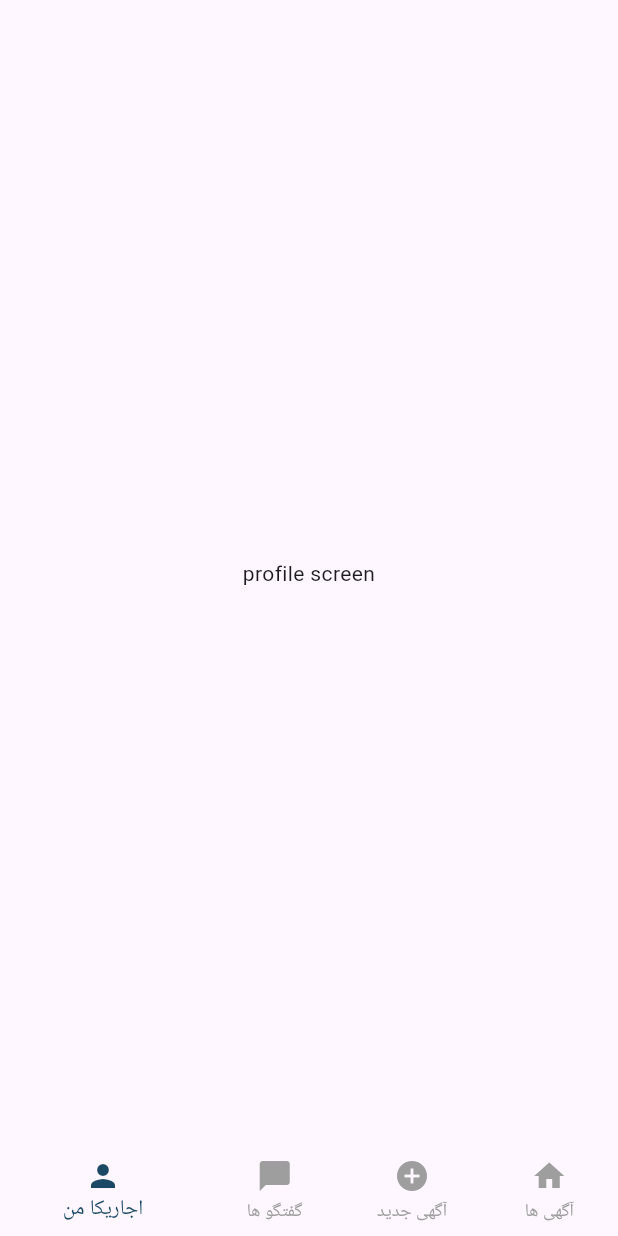
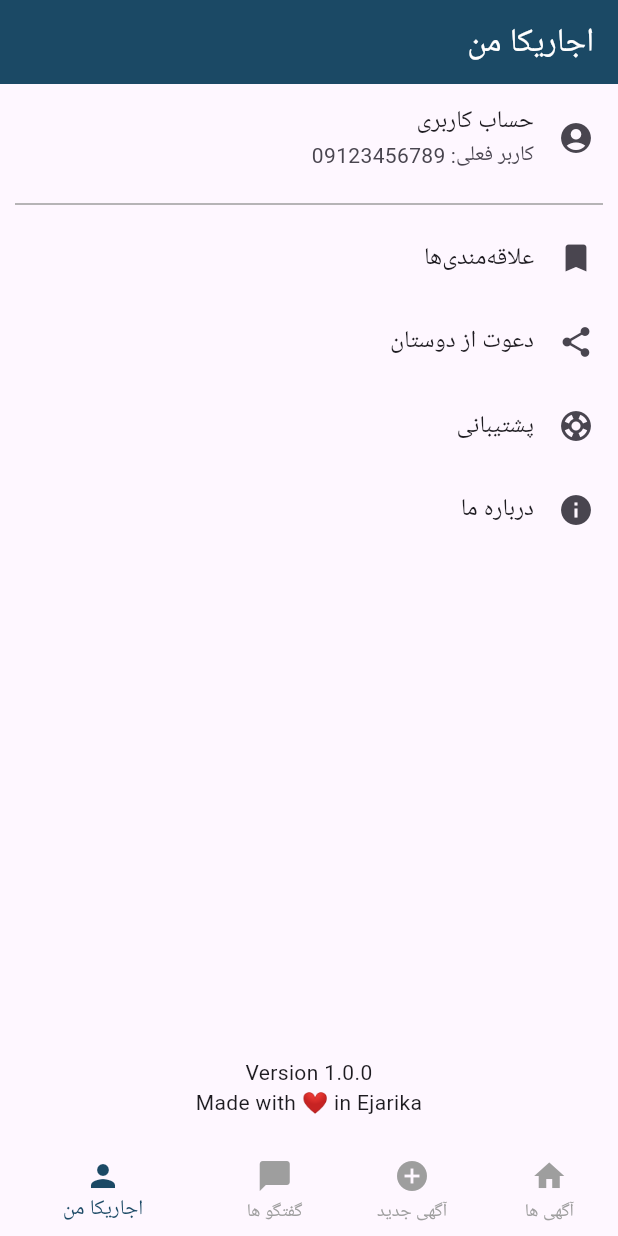
Before and after one commit to ralia79/ejarika_app, a Flutter app: the screen it shows after launch, item 4 of the bottom bar chosen, on a phone screen of 412 x 824 dp. Run offline on Flutter 3.47's test engine with Material 3 defaults, Android fonts, the phone set to English and light mode, and no system bars; our stand-ins replace flutter_native_splash, image_picker; missing offline and left inert: dart:ffi; network calls fail; Roboto replaces fonts that are missing (YekanBakh).

Commit message:
inw in profile screen

```diff
--- a/lib/main.dart
+++ b/lib/main.dart
@@ -58,11 +58,9 @@
   ];
 
   void _onItemTapped(int index) {
-    print(index);
     setState(() {
       _selectedIndex = index;
     });
-    print(_routes[index]);
     _navigatorKey.currentState?.pushReplacementNamed(_routes[index]);
   }
 
--- a/lib/view/profileScreen.dart
+++ b/lib/view/profileScreen.dart
@@ -1,11 +1,59 @@
+import 'package:Ejarika/utils/colors.dart';
 import 'package:flutter/material.dart';
 
 class Profilescreen extends StatelessWidget {
   @override
   Widget build(BuildContext context) {
     return Scaffold(
-        body: Center(
-      child: Text('profile screen'),
-    ));
+      appBar: AppBar(
+        title: Text('اجاریکا من', style: TextStyle(color: Colors.white)),
+        backgroundColor: AppColors.primary,
+      ),
+      body: Column(
+        mainAxisAlignment: MainAxisAlignment.center,
+        children: [
+          Expanded(
+            child: ListView(
+              children: const [
+                ListTile(
+                  leading: Icon(Icons.account_circle),
+                  title: Text('حساب کاربری'),
+                  subtitle: Text('کاربر فعلی: 09123456789'),
+                ),
+                Padding(
+                  padding: EdgeInsets.only(left: 10, right: 10),
+                  child: Divider(color: Colors.grey),
+                ),
+                ListTile(
+                  leading: Icon(Icons.bookmark),
+                  title: Text('علاقه‌مندی‌ها'),
+                ),
+                ListTile(
+                  leading: Icon(Icons.share),
+                  title: Text('دعوت از دوستان'),
+                ),
+                ListTile(
+                  leading: Icon(Icons.support),
+                  title: Text('پشتیبانی'),
+                ),
+                ListTile(
+                  leading: Icon(Icons.info),
+                  title: Text('درباره ما'),
+                ),
+              ],
+            ),
+          ),
+          Text(
+            'Version 1.0.0',
+          ),
+          Text(
+            'Made with ❤️ in Ejarika',
+          ),
+          SizedBox(
+            height: 20,
+          )
+        ],
+      ),
+    );
   }
 }
```
